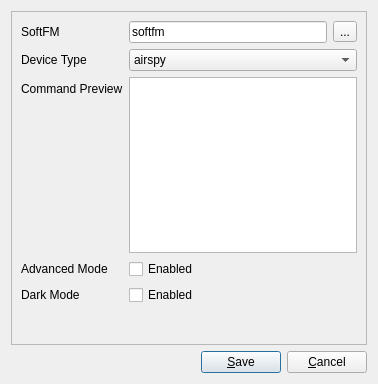
First picture: the form in SettingsDialog.ui, repository huseyinkozan/softfm-gui, before the edit.
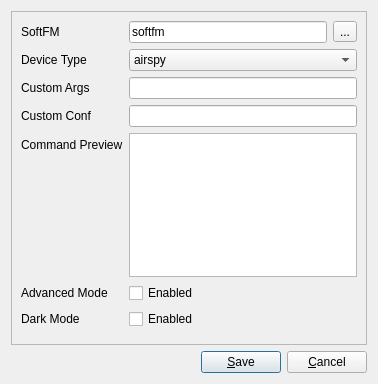
Second picture: the form after the edit.

Commit message: Added custom args and custom conf.

```diff
--- a/SettingsDialog.ui
+++ b/SettingsDialog.ui
@@ -48,7 +48,7 @@
         </item>
        </layout>
       </item>
-      <item row="5" column="0" colspan="2">
+      <item row="7" column="0" colspan="2">
        <spacer name="verticalSpacer">
         <property name="orientation">
          <enum>Qt::Vertical</enum>
@@ -61,28 +61,28 @@
         </property>
        </spacer>
       </item>
-      <item row="3" column="0">
+      <item row="5" column="0">
        <widget class="QLabel" name="advancedModeLabel">
         <property name="text">
          <string>Advanced Mode</string>
         </property>
        </widget>
       </item>
-      <item row="3" column="1">
+      <item row="5" column="1">
        <widget class="QCheckBox" name="advancedModeCheckBox">
         <property name="text">
          <string>Enabled</string>
         </property>
        </widget>
       </item>
-      <item row="4" column="0">
+      <item row="6" column="0">
        <widget class="QLabel" name="darkModeLabel">
         <property name="text">
          <string>Dark Mode</string>
         </property>
        </widget>
       </item>
-      <item row="4" column="1">
+      <item row="6" column="1">
        <widget class="QCheckBox" name="darkModeCheckBox">
         <property name="text">
          <string>Enabled</string>
@@ -125,15 +125,39 @@
         </item>
        </widget>
       </item>
-      <item row="2" column="0">
+      <item row="4" column="0">
        <widget class="QLabel" name="commandPreviewLabel">
         <property name="text">
          <string>Command Preview</string>
         </property>
        </widget>
       </item>
+      <item row="4" column="1">
+       <widget class="QTextEdit" name="commandPreviewTextEdit">
+        <property name="undoRedoEnabled">
+         <bool>false</bool>
+        </property>
+       </widget>
+      </item>
+      <item row="2" column="0">
+       <widget class="QLabel" name="customArgsLabel">
+        <property name="text">
+         <string>Custom Args</string>
+        </property>
+       </widget>
+      </item>
       <item row="2" column="1">
-       <widget class="QTextEdit" name="commandPreviewTextEdit"/>
+       <widget class="QLineEdit" name="customArgsLineEdit"/>
+      </item>
+      <item row="3" column="0">
+       <widget class="QLabel" name="customConfLabel">
+        <property name="text">
+         <string>Custom Conf</string>
+        </property>
+       </widget>
+      </item>
+      <item row="3" column="1">
+       <widget class="QLineEdit" name="customConfLineEdit"/>
       </item>
      </layout>
     </widget>
```
The commit also changes 3 other files.
